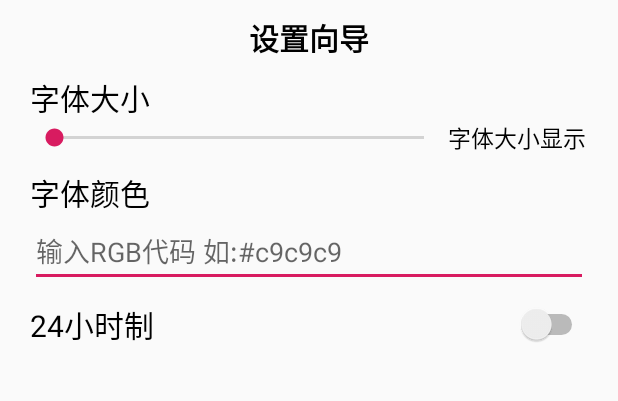
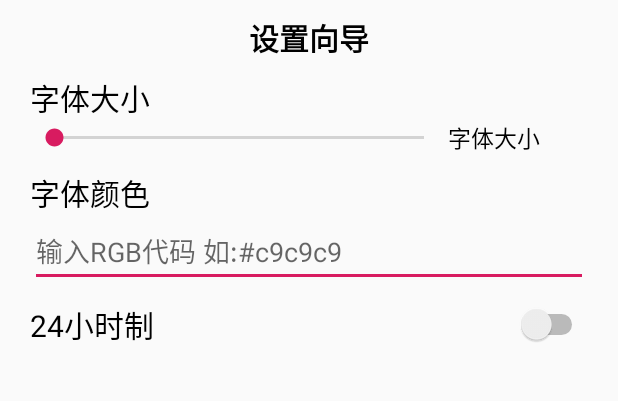
Before and after one commit to heyiWF/ProjectClockMods, an Android app: the screen it shows after launch (MainActivity), on a phone screen of 412 x 824 dp, the part 215-616 px from its top. Run offline under Robolectric (Android 15) with nearby library versions, the phone set to English and light mode, and no system bars.

Commit message:
Initial build.

```diff
--- a/app/src/main/res/layout/activity_main.xml
+++ b/app/src/main/res/layout/activity_main.xml
@@ -46,7 +46,7 @@
             android:layout_height="wrap_content"
             android:textSize="15sp"
             android:textColor="#000"
-            android:text="字体大小显示"
+            android:text="字体大小"
             android:layout_weight="1"
             android:layout_gravity="right"
             android:gravity="center_vertical"/>
```
